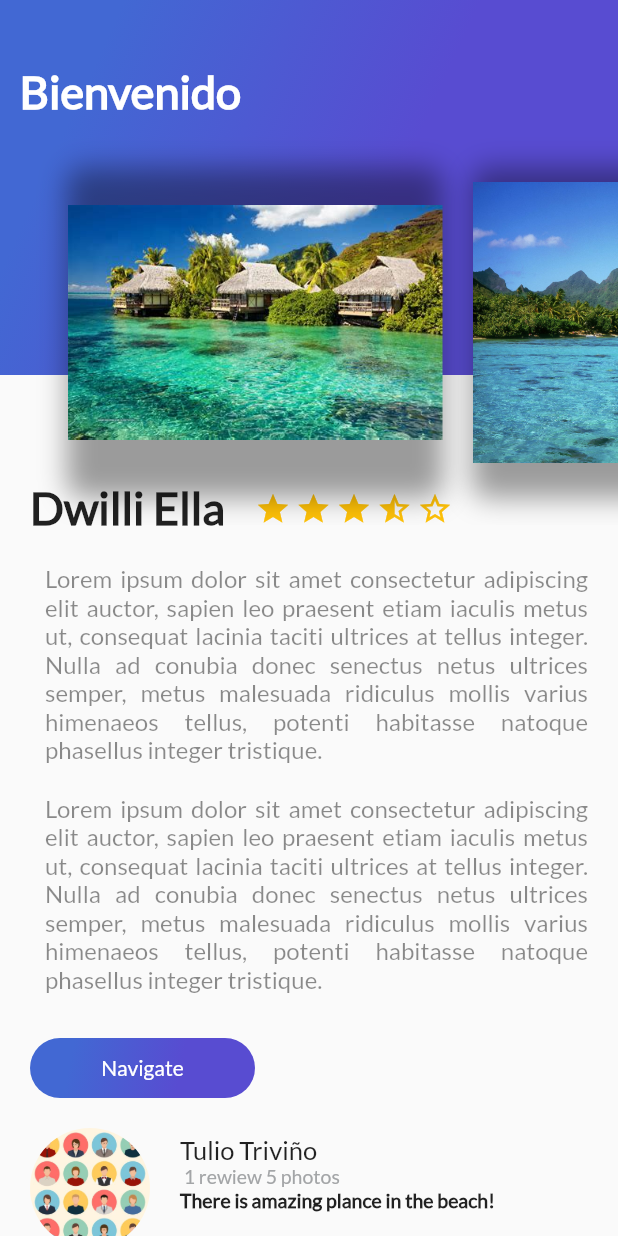
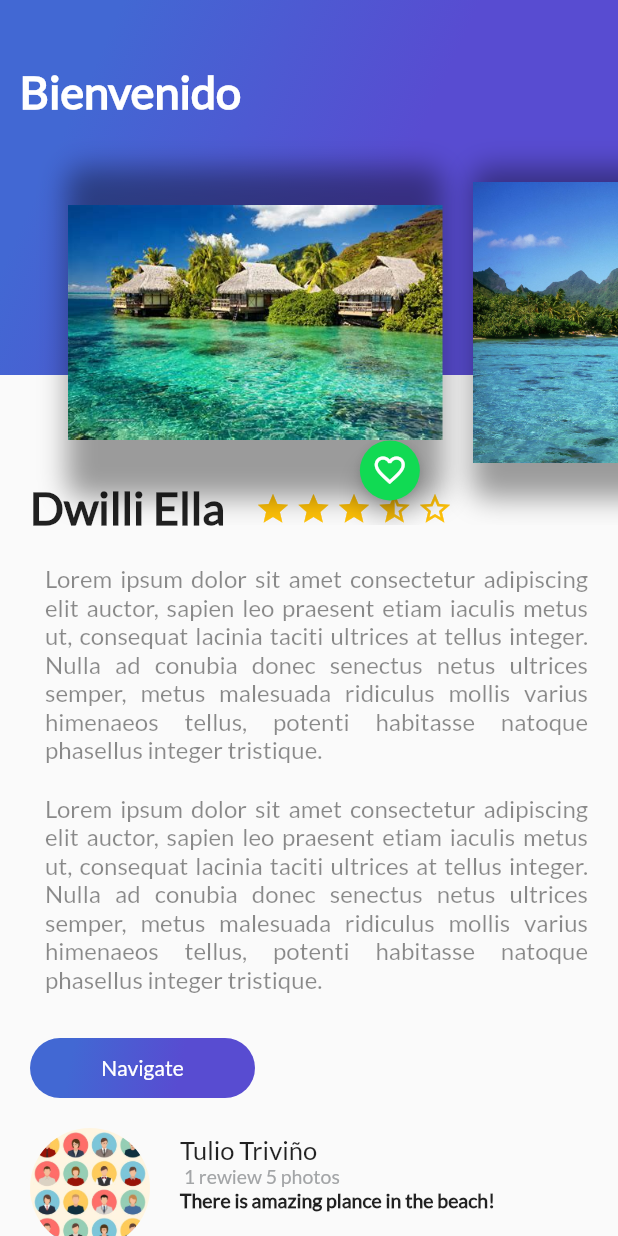
Before and after one commit to Jhogakuse/Platzi_trips_app, a Flutter app: the screen it shows after launch, on a phone screen of 412 x 824 dp. Run offline on Flutter 3.47's test engine with Material 2 defaults, Android fonts, the phone set to English and light mode, and no system bars.

Commit message:
Adding a nice floating action button

```diff
--- a/lib/card_image.dart
+++ b/lib/card_image.dart
@@ -1,4 +1,5 @@
 import 'package:flutter/material.dart';
+import 'floating_action_button.dart';
 
 class CardImage extends StatelessWidget{
   String pathImg = "assets/img/p_playa_001.jpg";
@@ -27,6 +28,12 @@ class CardImage extends StatelessWidget{
         ]
       ),
     );
-    return card;
+    return Stack(
+      alignment: Alignment(0.9, 1.1),
+      children: [
+        card,
+        new FloatingActionButtonGreen(),
+      ],
+    );
   }
 }
--- /dev/null
+++ b/lib/floating_action_button.dart
@@ -0,0 +1,37 @@
+import 'package:flutter/material.dart';
+
+class FloatingActionButtonGreen extends StatefulWidget {
+  @override
+  State<StatefulWidget> createState() {
+    // TODO: implement createState
+    return _FloatingActionButtonGreen();
+  }
+}
+
+class _FloatingActionButtonGreen extends State<FloatingActionButtonGreen>{
+  bool _pressed = false;
+  void onPressedFav(){
+    setState(() {
+      _pressed = !this._pressed;
+    });
+    Scaffold.of(context).showSnackBar(
+        SnackBar(
+          content: Text(this._pressed ? "Agregaste a tus favoritos" : "Eliminaste de tus favoritos"),
+        )
+    );
+  }
+
+  @override
+  Widget build(BuildContext context) {
+    // TODO: implement build
+    return FloatingActionButton(
+      backgroundColor: Color(0xFF11DA53),
+      mini: true,
+      tooltip: "Fav",
+      onPressed: onPressedFav,
+      child: Icon(
+        this._pressed ? Icons.favorite : Icons.favorite_border
+      ),
+    );
+  }
+}
```
